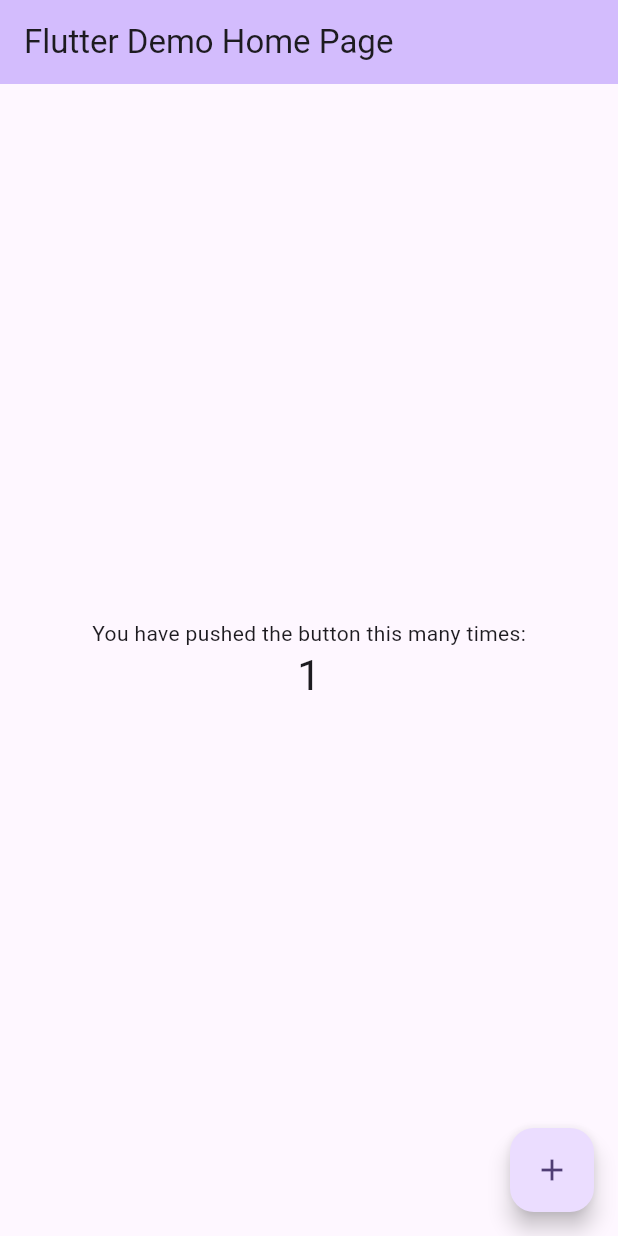
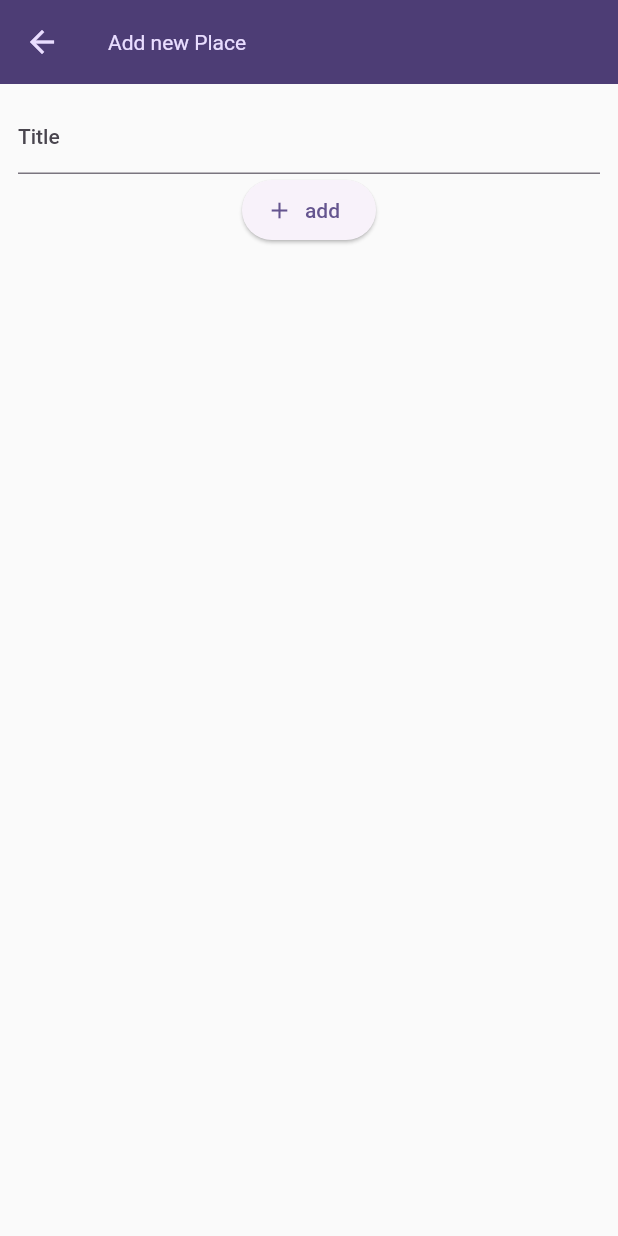
Before and after one commit to asif809999/flutter_practice_projects, a Flutter app: the screen it shows after launch, after a tap on the "add" icon, on a phone screen of 412 x 824 dp. Run offline on Flutter 3.47's test engine with Material 2 defaults, Android fonts, the light colour scheme and no system bars; our stand-ins replace google_fonts.

Commit message:
theme practice

```diff
--- a/lib/main.dart
+++ b/lib/main.dart
@@ -1,125 +1,60 @@
 import 'package:flutter/material.dart';
+import 'package:flutter_practice_projects/screens/places.dart';
+import 'package:google_fonts/google_fonts.dart';
+
+/* final colorScheme = ColorScheme.fromSeed(
+  brightness: Brightness.dark,
+  seedColor: const Color.fromARGB(255, 102, 6, 247),
+  background: const Color.fromARGB(255, 56, 49, 66),
+);
+
+final theme = ThemeData().copyWith(
+  useMaterial3: true,
+  scaffoldBackgroundColor: colorScheme.background,
+  colorScheme: colorScheme,
+  textTheme: GoogleFonts.ubuntuCondensedTextTheme().copyWith(
+    titleSmall: GoogleFonts.ubuntuCondensed(
+      fontWeight: FontWeight.bold,
+    ),
+    titleMedium: GoogleFonts.ubuntuCondensed(
+      fontWeight: FontWeight.bold,
+    ),
+    titleLarge: GoogleFonts.ubuntuCondensed(
+      fontWeight: FontWeight.bold,
+    ),
+  ),
+); */
+var kColorScheme = ColorScheme.fromSeed(
+  seedColor: const Color.fromARGB(255, 96, 59, 181),
+);
 
 void main() {
-  runApp(const MyApp());
+  runApp(
+    const MyApp(),
+  );
 }
 
 class MyApp extends StatelessWidget {
-  const MyApp({super.key});
+  const MyApp({Key? key}) : super(key: key);
 
-  // This widget is the root of your application.
   @override
   Widget build(BuildContext context) {
     return MaterialApp(
-      title: 'Flutter Demo',
-      theme: ThemeData(
-        // This is the theme of your application.
-        //
-        // TRY THIS: Try running your application with "flutter run". You'll see
-        // the application has a blue toolbar. Then, without quitting the app,
-        // try changing the seedColor in the colorScheme below to Colors.green
-        // and then invoke "hot reload" (save your changes or press the "hot
-        // reload" button in a Flutter-supported IDE, or press "r" if you used
-        // the command line to start the app).
-        //
-        // Notice that the counter didn't reset back to zero; the application
-        // state is not lost during the reload. To reset the state, use hot
-        // restart instead.
-        //
-        // This works for code too, not just values: Most code changes can be
-        // tested with just a hot reload.
-        colorScheme: ColorScheme.fromSeed(seedColor: Colors.deepPurple),
-        useMaterial3: true,
-      ),
-      home: const MyHomePage(title: 'Flutter Demo Home Page'),
+      title: 'Great Places',
+      theme: ThemeData().copyWith(
+          useMaterial3: true,
+          colorScheme: kColorScheme,
+          appBarTheme: const AppBarTheme().copyWith(
+            backgroundColor: kColorScheme.onPrimaryContainer,
+            foregroundColor: kColorScheme.primaryContainer,
+          ),
+          textTheme: ThemeData().textTheme.copyWith(
+                  titleLarge: TextStyle(
+                color: kColorScheme.onSecondaryContainer,
+                fontWeight: FontWeight.normal,
+                fontSize: 14,
+              ))),
+      home: const Places(),
     );
   }
 }
-
-class MyHomePage extends StatefulWidget {
-  const MyHomePage({super.key, required this.title});
-
-  // This widget is the home page of your application. It is stateful, meaning
-  // that it has a State object (defined below) that contains fields that affect
-  // how it looks.
-
-  // This class is the configuration for the state. It holds the values (in this
-  // case the title) provided by the parent (in this case the App widget) and
-  // used by the build method of the State. Fields in a Widget subclass are
-  // always marked "final".
-
-  final String title;
-
-  @override
-  State<MyHomePage> createState() => _MyHomePageState();
-}
-
-class _MyHomePageState extends State<MyHomePage> {
-  int _counter = 0;
-
-  void _incrementCounter() {
-    setState(() {
-      // This call to setState tells the Flutter framework that something has
-      // changed in this State, which causes it to rerun the build method below
-      // so that the display can reflect the updated values. If we changed
-      // _counter without calling setState(), then the build method would not be
-      // called again, and so nothing would appear to happen.
-      _counter++;
-    });
-  }
-
-  @override
-  Widget build(BuildContext context) {
-    // This method is rerun every time setState is called, for instance as done
-    // by the _incrementCounter method above.
-    //
-    // The Flutter framework has been optimized to make rerunning build methods
-    // fast, so that you can just rebuild anything that needs updating rather
-    // than having to individually change instances of widgets.
-    return Scaffold(
-      appBar: AppBar(
-        // TRY THIS: Try changing the color here to a specific color (to
-        // Colors.amber, perhaps?) and trigger a hot reload to see the AppBar
-        // change color while the other colors stay the same.
-        backgroundColor: Theme.of(context).colorScheme.inversePrimary,
-        // Here we take the value from the MyHomePage object that was created by
-        // the App.build method, and use it to set our appbar title.
-        title: Text(widget.title),
-      ),
-      body: Center(
-        // Center is a layout widget. It takes a single child and positions it
-        // in the middle of the parent.
-        child: Column(
-          // Column is also a layout widget. It takes a list of children and
-          // arranges them vertically. By default, it sizes itself to fit its
-          // children horizontally, and tries to be as tall as its parent.
-          //
-          // Column has various properties to control how it sizes itself and
-          // how it positions its children. Here we use mainAxisAlignment to
-          // center the children vertically; the main axis here is the vertical
-          // axis because Columns are vertical (the cross axis would be
-          // horizontal).
-          //
-          // TRY THIS: Invoke "debug painting" (choose the "Toggle Debug Paint"
-          // action in the IDE, or press "p" in the console), to see the
-          // wireframe for each widget.
-          mainAxisAlignment: MainAxisAlignment.center,
-          children: <Widget>[
-            const Text(
-              'You have pushed the button this many times:',
-            ),
-            Text(
-              '$_counter',
-              style: Theme.of(context).textTheme.headlineMedium,
-            ),
-          ],
-        ),
-      ),
-      floatingActionButton: FloatingActionButton(
-        onPressed: _incrementCounter,
-        tooltip: 'Increment',
-        child: const Icon(Icons.add),
-      ), // This trailing comma makes auto-formatting nicer for build methods.
-    );
-  }
-}
--- /dev/null
+++ b/lib/models/place.dart
@@ -0,0 +1,10 @@
+import 'package:uuid/uuid.dart';
+
+const uuid = Uuid();
+
+class Place {
+  Place({required this.title}) : id = uuid.v4();
+
+  final String id;
+  final String title;
+}
--- /dev/null
+++ b/lib/screens/places.dart
@@ -0,0 +1,29 @@
+import 'package:flutter/material.dart';
+import 'package:flutter_practice_projects/screens/places_details.dart';
+import 'package:flutter_practice_projects/widgets/places_list.dart';
+
+class Places extends StatelessWidget {
+  const Places({super.key});
+
+  @override
+  Widget build(BuildContext context) {
+    return Scaffold(
+      appBar: AppBar(
+        title: const Text('your places'),
+        actions: [
+          IconButton(
+            onPressed: () {
+              Navigator.of(context).push(
+                MaterialPageRoute(
+                  builder: (context) => const PlacesDetails(),
+                ),
+              );
+            },
+            icon: const Icon(Icons.add),
+          ),
+        ],
+      ),
+      body: PlacesList(places: []),
+    );
+  }
+}
--- /dev/null
+++ b/lib/screens/places_details.dart
@@ -0,0 +1,46 @@
+import 'package:flutter/material.dart';
+
+class PlacesDetails extends StatefulWidget {
+  const PlacesDetails({super.key});
+
+  @override
+  State<PlacesDetails> createState() {
+    return _PlacesDetailsState();
+  }
+}
+
+class _PlacesDetailsState extends State<PlacesDetails> {
+  final _titleController = TextEditingController();
+  @override
+  void dispose() {
+    _titleController.dispose();
+    super.dispose();
+  }
+
+  @override
+  Widget build(BuildContext context) {
+    return Scaffold(
+      appBar: AppBar(
+        title: const Text('Add new Place'),
+      ),
+      body: SingleChildScrollView(
+        padding: const EdgeInsets.all(12),
+        child: Column(
+          children: [
+            TextField(
+                decoration: const InputDecoration(labelText: 'Title'),
+                controller: _titleController,
+                style: TextStyle(
+                  color: Theme.of(context).colorScheme.onBackground,
+                )),
+            ElevatedButton.icon(
+              onPressed: () {},
+              label: const Text('add'),
+              icon: const Icon(Icons.add),
+            ),
+          ],
+        ),
+      ),
+    );
+  }
+}
--- /dev/null
+++ b/lib/widgets/places_list.dart
@@ -0,0 +1,32 @@
+import 'package:flutter/material.dart';
+import 'package:flutter_practice_projects/models/place.dart';
+
+class PlacesList extends StatelessWidget {
+  const PlacesList({super.key, required this.places});
+
+  final List<Place> places;
+  @override
+  Widget build(BuildContext context) {
+    if (places.isEmpty) {
+      return Center(
+        child: Text(
+          'no places added yet',
+          style: Theme.of(context).textTheme.titleMedium!.copyWith(
+                color: Theme.of(context).colorScheme.onBackground,
+              ),
+        ),
+      );
+    }
+    return ListView.builder(
+      itemCount: places.length,
+      itemBuilder: (context, index) => ListTile(
+        title: Text(
+          places[index].title,
+          style: Theme.of(context).textTheme.titleMedium!.copyWith(
+                color: Theme.of(context).colorScheme.background,
+              ),
+        ),
+      ),
+    );
+  }
+}
--- a/pubspec.yaml
+++ b/pubspec.yaml
@@ -36,6 +36,7 @@ dependencies:
   # Use with the CupertinoIcons class for iOS style icons.
   cupertino_icons: ^1.0.2
   google_fonts: ^6.1.0
+  uuid: ^4.1.0
 
 dev_dependencies:
   flutter_test:
```
Also changed, not shown: pubspec.lock.
